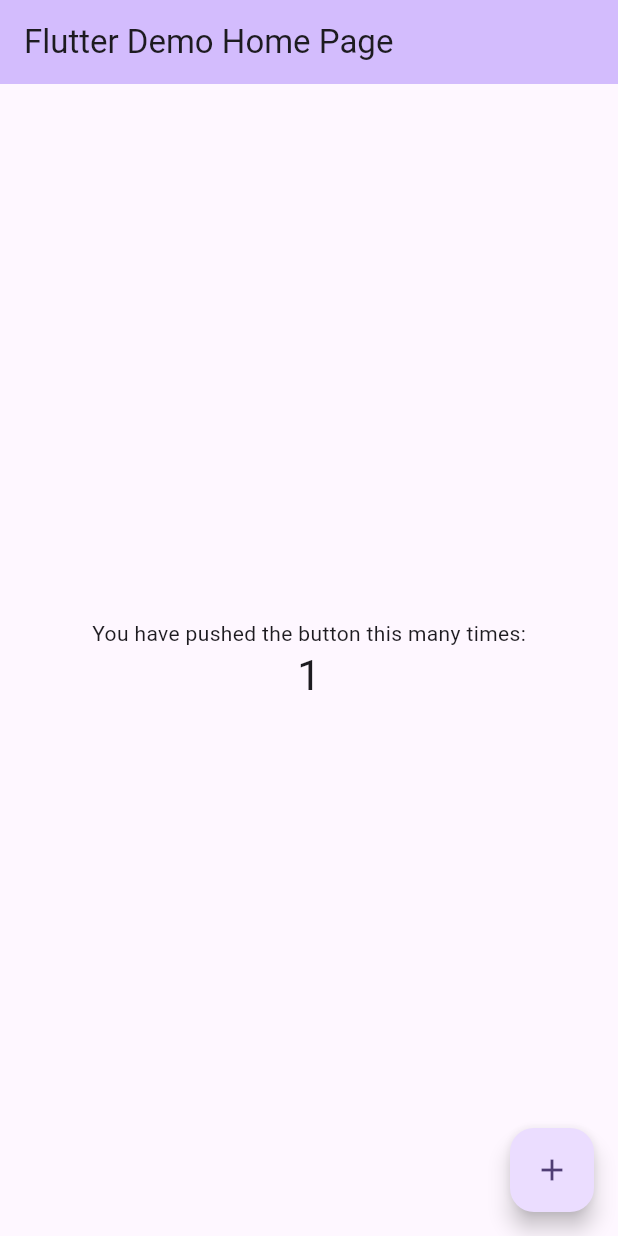
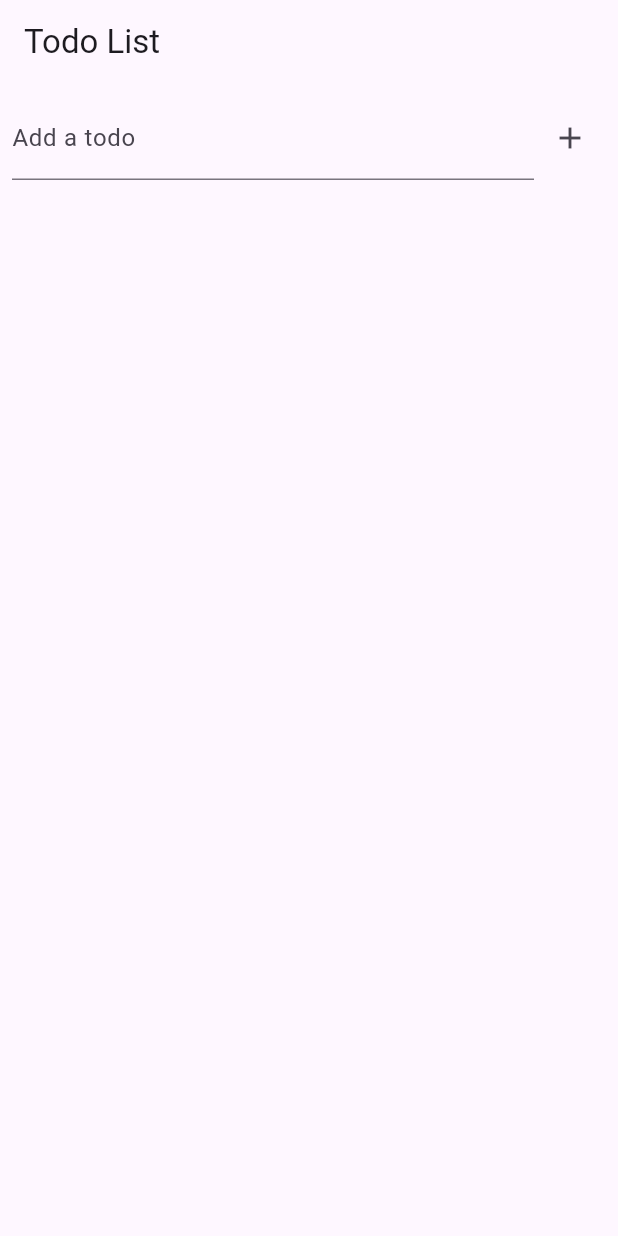
Before and after one commit to Muhammed-baban/todoApp, a Flutter app: the screen it shows after launch, after a tap on the "add" icon, on a phone screen of 412 x 824 dp. Run offline on Flutter 3.47's test engine with Material 3 defaults, Android fonts, the phone set to English and light mode, and no system bars; our stand-ins replace flutter_redux, redux.

```diff
--- a/todo_app/lib/main.dart
+++ b/todo_app/lib/main.dart
@@ -1,125 +1,118 @@
 import 'package:flutter/material.dart';
+import 'package:flutter_redux/flutter_redux.dart';
+import 'package:redux/redux.dart';
+import 'package:todo_app/models/todo.dart';
+import 'package:todo_app/redux/app_state.dart';
+import 'package:todo_app/redux/store.dart';
+import 'package:todo_app/redux/actions.dart';
 
 void main() {
-  runApp(const MyApp());
+  final store = createStore();
+  runApp(MyApp(store: store));
 }
 
 class MyApp extends StatelessWidget {
-  const MyApp({super.key});
+  final Store<AppState> store;
 
-  // This widget is the root of your application.
+  MyApp({required this.store});
+
   @override
   Widget build(BuildContext context) {
-    return MaterialApp(
-      title: 'Flutter Demo',
-      theme: ThemeData(
-        // This is the theme of your application.
-        //
-        // TRY THIS: Try running your application with "flutter run". You'll see
-        // the application has a purple toolbar. Then, without quitting the app,
-        // try changing the seedColor in the colorScheme below to Colors.green
-        // and then invoke "hot reload" (save your changes or press the "hot
-        // reload" button in a Flutter-supported IDE, or press "r" if you used
-        // the command line to start the app).
-        //
-        // Notice that the counter didn't reset back to zero; the application
-        // state is not lost during the reload. To reset the state, use hot
-        // restart instead.
-        //
-        // This works for code too, not just values: Most code changes can be
-        // tested with just a hot reload.
-        colorScheme: ColorScheme.fromSeed(seedColor: Colors.deepPurple),
-        useMaterial3: true,
+    return StoreProvider<AppState>(
+      store: store,
+      child: MaterialApp(
+        title: 'Flutter Todo App',
+        theme: ThemeData(
+          primarySwatch: Colors.blue,
+        ),
+        home: TodoListPage(),
       ),
-      home: const MyHomePage(title: 'Flutter Demo Home Page'),
     );
   }
 }
 
-class MyHomePage extends StatefulWidget {
-  const MyHomePage({super.key, required this.title});
-
-  // This widget is the home page of your application. It is stateful, meaning
-  // that it has a State object (defined below) that contains fields that affect
-  // how it looks.
-
-  // This class is the configuration for the state. It holds the values (in this
-  // case the title) provided by the parent (in this case the App widget) and
-  // used by the build method of the State. Fields in a Widget subclass are
-  // always marked "final".
-
-  final String title;
-
+class TodoListPage extends StatefulWidget {
   @override
-  State<MyHomePage> createState() => _MyHomePageState();
+  _TodoListPageState createState() => _TodoListPageState();
 }
 
-class _MyHomePageState extends State<MyHomePage> {
-  int _counter = 0;
-
-  void _incrementCounter() {
-    setState(() {
-      // This call to setState tells the Flutter framework that something has
-      // changed in this State, which causes it to rerun the build method below
-      // so that the display can reflect the updated values. If we changed
-      // _counter without calling setState(), then the build method would not be
-      // called again, and so nothing would appear to happen.
-      _counter++;
-    });
-  }
+class _TodoListPageState extends State<TodoListPage> {
+  final TextEditingController _controller = TextEditingController();
 
   @override
   Widget build(BuildContext context) {
-    // This method is rerun every time setState is called, for instance as done
-    // by the _incrementCounter method above.
-    //
-    // The Flutter framework has been optimized to make rerunning build methods
-    // fast, so that you can just rebuild anything that needs updating rather
-    // than having to individually change instances of widgets.
     return Scaffold(
       appBar: AppBar(
-        // TRY THIS: Try changing the color here to a specific color (to
-        // Colors.amber, perhaps?) and trigger a hot reload to see the AppBar
-        // change color while the other colors stay the same.
-        backgroundColor: Theme.of(context).colorScheme.inversePrimary,
-        // Here we take the value from the MyHomePage object that was created by
-        // the App.build method, and use it to set our appbar title.
-        title: Text(widget.title),
+        title: Text('Todo List'),
       ),
-      body: Center(
-        // Center is a layout widget. It takes a single child and positions it
-        // in the middle of the parent.
-        child: Column(
-          // Column is also a layout widget. It takes a list of children and
-          // arranges them vertically. By default, it sizes itself to fit its
-          // children horizontally, and tries to be as tall as its parent.
-          //
-          // Column has various properties to control how it sizes itself and
-          // how it positions its children. Here we use mainAxisAlignment to
-          // center the children vertically; the main axis here is the vertical
-          // axis because Columns are vertical (the cross axis would be
-          // horizontal).
-          //
-          // TRY THIS: Invoke "debug painting" (choose the "Toggle Debug Paint"
-          // action in the IDE, or press "p" in the console), to see the
-          // wireframe for each widget.
-          mainAxisAlignment: MainAxisAlignment.center,
-          children: <Widget>[
-            const Text(
-              'You have pushed the button this many times:',
+      body: Column(
+        children: <Widget>[
+          Padding(
+            padding: const EdgeInsets.all(8.0),
+            child: Row(
+              children: <Widget>[
+                Expanded(
+                  child: TextField(
+                    controller: _controller,
+                    decoration: InputDecoration(
+                      labelText: 'Add a todo',
+                    ),
+                  ),
+                ),
+                IconButton(
+                  icon: Icon(Icons.add),
+                  onPressed: () {
+                    final String text = _controller.text;
+                    if (text.isNotEmpty) {
+                      final todo = Todo(
+                        id: DateTime.now().toString(),
+                        title: text,
+                        completed: false,
+                      );
+                      StoreProvider.of<AppState>(context).dispatch(AddTodoAction(todo));
+                      _controller.clear();
+                    }
+                  },
+                ),
+              ],
             ),
-            Text(
-              '$_counter',
-              style: Theme.of(context).textTheme.headlineMedium,
+          ),
+          Expanded(
+            child: StoreConnector<AppState, List<Todo>>(
+              converter: (store) => store.state.todos,
+              builder: (context, todos) {
+                return ListView.builder(
+                  itemCount: todos.length,
+                  itemBuilder: (context, index) {
+                    final todo = todos[index];
+                    return ListTile(
+                      title: Text(
+                        todo.title,
+                        style: TextStyle(
+                          decoration: todo.completed ? TextDecoration.lineThrough : TextDecoration.none,
+                          color: todo.completed ? Colors.grey : Colors.black,
+                        ),
+                      ),
+                      leading: Checkbox(
+                        value: todo.completed,
+                        onChanged: (_) {
+                          StoreProvider.of<AppState>(context).dispatch(ToggleTodoAction(todo.id));
+                        },
+                      ),
+                      trailing: IconButton(
+                        icon: Icon(Icons.delete),
+                        onPressed: () {
+                          StoreProvider.of<AppState>(context).dispatch(DeleteTodoAction(todo.id));
+                        },
+                      ),
+                    );
+                  },
+                );
+              },
             ),
-          ],
-        ),
+          ),
+        ],
       ),
-      floatingActionButton: FloatingActionButton(
-        onPressed: _incrementCounter,
-        tooltip: 'Increment',
-        child: const Icon(Icons.add),
-      ), // This trailing comma makes auto-formatting nicer for build methods.
     );
   }
 }
--- /dev/null
+++ b/todo_app/lib/models/todo.dart
@@ -0,0 +1,11 @@
+class Todo {
+  String id;
+  String title;
+  bool completed;
+
+  Todo({
+    required this.id,
+    required this.title,
+    this.completed = false,
+  });
+}
--- /dev/null
+++ b/todo_app/lib/redux/actions.dart
@@ -0,0 +1,19 @@
+import 'package:todo_app/models/todo.dart';
+
+class AddTodoAction {
+  final Todo todo;
+
+  AddTodoAction(this.todo);
+}
+
+class ToggleTodoAction {
+  final String id;
+
+  ToggleTodoAction(this.id);
+}
+
+class DeleteTodoAction {
+  final String id;
+
+  DeleteTodoAction(this.id);
+}
--- /dev/null
+++ b/todo_app/lib/redux/app_state.dart
@@ -0,0 +1,13 @@
+import 'package:todo_app/models/todo.dart';
+
+class AppState {
+  final List<Todo> todos;
+
+  AppState({this.todos = const []});
+
+  AppState copyWith({List<Todo>? todos}) {
+    return AppState(
+      todos: todos ?? this.todos,
+    );
+  }
+}
--- /dev/null
+++ b/todo_app/lib/redux/middleware.dart
@@ -0,0 +1,13 @@
+import 'package:redux/redux.dart';
+import 'package:todo_app/redux/app_state.dart';
+
+List<Middleware<AppState>> appMiddleware() {
+  return [
+    TypedMiddleware<AppState, dynamic>(_loggingMiddleware),
+  ];
+}
+
+_loggingMiddleware(Store<AppState> store, action, NextDispatcher next) {
+  print('Action: $action');
+  next(action);
+}
--- /dev/null
+++ b/todo_app/lib/redux/reducers.dart
@@ -0,0 +1,34 @@
+import 'package:todo_app/models/todo.dart';
+import 'package:todo_app/redux/actions.dart';
+import 'package:todo_app/redux/app_state.dart';
+
+AppState appReducer(AppState state, dynamic action) {
+  if (action is AddTodoAction) {
+    return state.copyWith(
+      todos: List.from(state.todos)..add(action.todo),
+    );
+  }
+
+  if (action is ToggleTodoAction) {
+    return state.copyWith(
+      todos: state.todos.map((todo) {
+        if (todo.id == action.id) {
+          return Todo(
+            id: todo.id,
+            title: todo.title,
+            completed: !todo.completed,
+          );
+        }
+        return todo;
+      }).toList(),
+    );
+  }
+
+  if (action is DeleteTodoAction) {
+    return state.copyWith(
+      todos: state.todos.where((todo) => todo.id != action.id).toList(),
+    );
+  }
+
+  return state;
+}
--- /dev/null
+++ b/todo_app/lib/redux/store.dart
@@ -0,0 +1,12 @@
+import 'package:redux/redux.dart';
+import 'package:todo_app/redux/app_state.dart';
+import 'package:todo_app/redux/reducers.dart';
+import 'package:todo_app/redux/middleware.dart';
+
+Store<AppState> createStore() {
+  return Store<AppState>(
+    appReducer,
+    initialState: AppState(),
+    middleware: appMiddleware(),
+  );
+}
--- a/todo_app/pubspec.yaml
+++ b/todo_app/pubspec.yaml
@@ -35,6 +35,9 @@ dependencies:
   # The following adds the Cupertino Icons font to your application.
   # Use with the CupertinoIcons class for iOS style icons.
   cupertino_icons: ^1.0.6
+  redux: ^5.0.0
+  flutter_redux: ^0.10.0
+  redux_thunk: ^0.4.0
 
 dev_dependencies:
   flutter_test:
```
Also changed, not shown: todo_app/pubspec.lock.
